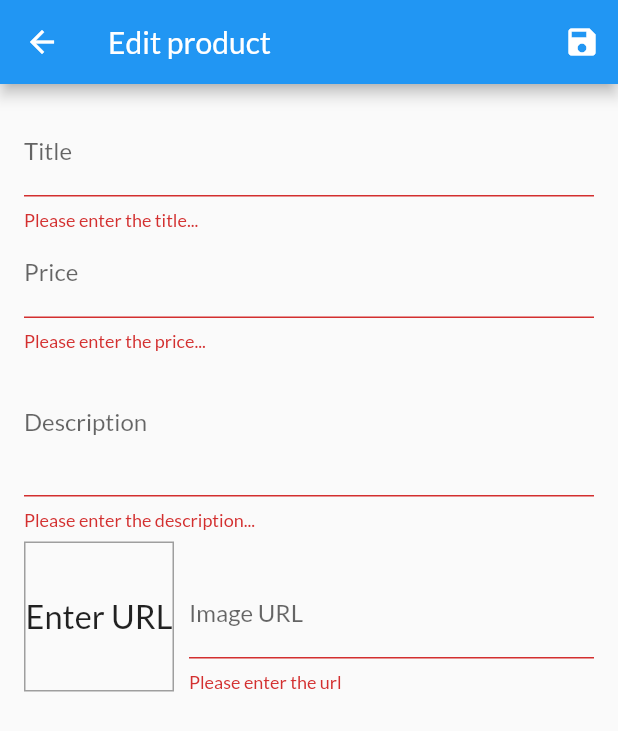
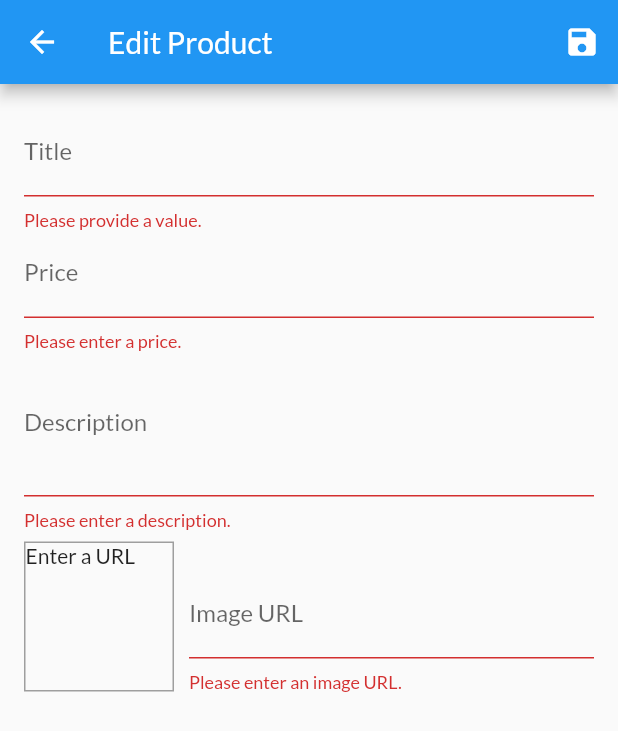
Before and after one commit to andyfisher37/demo_shop, a Flutter app: the EditProductScreen screen opened by its route, after a tap on the "save" icon, on a phone screen of 412 x 824 dp. Shown: the top 731 px of the screen. Run offline on Flutter 3.47's test engine with Material 2 defaults, Android fonts, the light colour scheme and no system bars; network calls fail.

Commit message:
adding working with firebase and catching errors

```diff
--- a/lib/providers/orders.dart
+++ b/lib/providers/orders.dart
@@ -15,7 +15,7 @@ class OrderItem {
 }
 
 class Orders with ChangeNotifier {
-  late List<OrderItem> _orders = [];
+  late final List<OrderItem> _orders = [];
 
   List<OrderItem> get orders {
     return [..._orders];
--- a/lib/screens/cart_screen.dart
+++ b/lib/screens/cart_screen.dart
@@ -2,8 +2,6 @@ import 'package:demo_shop/providers/cart.dart';
 import 'package:demo_shop/providers/orders.dart';
 import 'package:demo_shop/widgets/cart_item.dart' as ci;
 import 'package:flutter/material.dart';
-import 'package:flutter/src/widgets/container.dart';
-import 'package:flutter/src/widgets/framework.dart';
 import 'package:provider/provider.dart';
 
 class CartScreen extends StatelessWidget {
@@ -17,7 +15,7 @@ class CartScreen extends StatelessWidget {
 
     return Scaffold(
       appBar: AppBar(
-        title: Text('Cart'),
+        title: const Text('Cart'),
       ),
       body: Column(
         children: [
@@ -50,7 +48,7 @@ class CartScreen extends StatelessWidget {
               ),
             ),
           ),
-          SizedBox(width: 10),
+          const SizedBox(width: 10),
           Expanded(
             child: ListView.builder(
               itemBuilder: (ctx, i) => ci.CartItem(
--- a/lib/screens/edit_product_screen.dart
+++ b/lib/screens/edit_product_screen.dart
@@ -1,46 +1,54 @@
-import 'package:demo_shop/providers/product.dart';
-import 'package:demo_shop/providers/products.dart';
 import 'package:flutter/material.dart';
-import 'package:flutter/src/widgets/container.dart';
-import 'package:flutter/src/widgets/framework.dart';
 import 'package:provider/provider.dart';
 
+import '../providers/product.dart';
+import '../providers/products.dart';
+
 class EditProductScreen extends StatefulWidget {
+  static const routeName = '/edit-product';
+
   const EditProductScreen({super.key});
 
-  static const routeName = '/edit-product';
-
   @override
-  State<EditProductScreen> createState() => _EditProductScreenState();
+  _EditProductScreenState createState() => _EditProductScreenState();
 }
 
 class _EditProductScreenState extends State<EditProductScreen> {
   final _priceFocusNode = FocusNode();
   final _descriptionFocusNode = FocusNode();
+  final _imageUrlController = TextEditingController();
   final _imageUrlFocusNode = FocusNode();
-  final _imageUrlController = TextEditingController();
   final _form = GlobalKey<FormState>();
-  var _editedProduct =
-      Product(id: '', title: '', description: '', price: 0, imageUrl: '');
-  var _isInit = true;
+  var _editedProduct = Product(
+    id: '',
+    title: '',
+    price: 0,
+    description: '',
+    imageUrl: '',
+  );
   var _initValues = {
     'title': '',
     'description': '',
     'price': '',
     'imageUrl': '',
   };
+  var _isInit = true;
+  var _isLoading = false;
 
   @override
   void initState() {
-    _imageUrlController.addListener(_updateImageUrl);
+    _imageUrlFocusNode.addListener(_updateImageUrl);
     super.initState();
   }
 
   @override
   void didChangeDependencies() {
-    if (_isInit && ModalRoute.of(context)!.settings.arguments != null) {
-      final productId = ModalRoute.of(context)?.settings.arguments as String;
-
+    String productId = '';
+    if (_isInit) {
+      ModalRoute.of(context)?.settings.arguments == null
+          ? productId = ''
+          : productId = ModalRoute.of(context)?.settings.arguments as String;
+      if (productId != '') {
         _editedProduct =
             Provider.of<Products>(context, listen: false).findById(productId);
         _initValues = {
@@ -51,22 +59,32 @@ class _EditProductScreenState extends State<EditProductScreen> {
         };
         _imageUrlController.text = _editedProduct.imageUrl;
       }
+    }
     _isInit = false;
     super.didChangeDependencies();
   }
 
   @override
   void dispose() {
+    _imageUrlFocusNode.removeListener(_updateImageUrl);
     _priceFocusNode.dispose();
     _descriptionFocusNode.dispose();
     _imageUrlController.dispose();
-    _imageUrlFocusNode.removeListener(_updateImageUrl);
     _imageUrlFocusNode.dispose();
     super.dispose();
   }
 
   void _updateImageUrl() {
-    if (!_imageUrlFocusNode.hasFocus) setState(() {});
+    if (!_imageUrlFocusNode.hasFocus) {
+      if ((!_imageUrlController.text.startsWith('http') &&
+              !_imageUrlController.text.startsWith('https')) ||
+          (!_imageUrlController.text.endsWith('.png') &&
+              !_imageUrlController.text.endsWith('.jpg') &&
+              !_imageUrlController.text.endsWith('.jpeg'))) {
+        return;
+      }
+      setState(() {});
+    }
   }
 
   void _saveForm() {
@@ -75,52 +93,81 @@ class _EditProductScreenState extends State<EditProductScreen> {
       return;
     }
     _form.currentState!.save();
-    if (_editedProduct.id != null) {
+    setState(() {
+      _isLoading = true;
+    });
+    if (_editedProduct.id != '') {
       Provider.of<Products>(context, listen: false)
           .updateProduct(_editedProduct.id, _editedProduct);
+      setState(() {
+        _isLoading = false;
+      });
+      Navigator.of(context).pop();
     } else {
-      Provider.of<Products>(context, listen: false).addProduct(_editedProduct);
+      Provider.of<Products>(context, listen: false)
+          .addProduct(_editedProduct)
+          .catchError((error) {
+        return showDialog(
+            context: context,
+            builder: ((ctx) => AlertDialog(
+                  title: const Text('Error occured..'),
+                  content: const Text('Soomthig wrong...'),
+                  actions: [
+                    ElevatedButton(
+                        onPressed: () => Navigator.of(context).pop(),
+                        child: const Text('Ok'))
+                  ],
+                )));
+      }).then((_) {
+        setState(() {
+          _isLoading = false;
+        });
+        Navigator.of(context).pop();
+      });
     }
-    Navigator.of(context).pop();
   }
 
   @override
   Widget build(BuildContext context) {
     return Scaffold(
       appBar: AppBar(
-        title: const Text('Edit product'),
-        actions: [
+        title: const Text('Edit Product'),
+        actions: <Widget>[
           IconButton(
-              onPressed: () {
-                _saveForm();
-              },
-              icon: const Icon(Icons.save))
+            icon: const Icon(Icons.save),
+            onPressed: _saveForm,
+          ),
         ],
       ),
-      body: Padding(
+      body: _isLoading
+          ? const Center(child: CircularProgressIndicator())
+          : Padding(
               padding: const EdgeInsets.all(16.0),
               child: Form(
                 key: _form,
                 child: ListView(
-              children: [
+                  children: <Widget>[
                     TextFormField(
                       initialValue: _initValues['title'],
                       decoration: const InputDecoration(labelText: 'Title'),
                       textInputAction: TextInputAction.next,
-                  onFieldSubmitted: (_) =>
-                      FocusScope.of(context).requestFocus(_priceFocusNode),
+                      onFieldSubmitted: (_) {
+                        FocusScope.of(context).requestFocus(_priceFocusNode);
+                      },
+                      validator: (value) {
+                        if (value!.isEmpty) {
+                          return 'Please provide a value.';
+                        }
+                        return null;
+                      },
                       onSaved: (value) {
                         _editedProduct = Product(
+                            title: value as String,
+                            price: _editedProduct.price,
+                            description: _editedProduct.description,
+                            imageUrl: _editedProduct.imageUrl,
                             id: _editedProduct.id,
-                        title: value!,
-                        description: _editedProduct.description,
-                        price: _editedProduct.price,
-                        imageUrl: _editedProduct.imageUrl,
                             isFavorite: _editedProduct.isFavorite);
-                  },
-                  validator: (value) {
-                    if (value!.isEmpty) return 'Please enter the title...';
-                    return null;
                       },
                     ),
                     TextFormField(
@@ -129,66 +176,83 @@ class _EditProductScreenState extends State<EditProductScreen> {
                       textInputAction: TextInputAction.next,
                       keyboardType: TextInputType.number,
                       focusNode: _priceFocusNode,
-                    onFieldSubmitted: (_) => FocusScope.of(context)
-                        .requestFocus(_descriptionFocusNode),
+                      onFieldSubmitted: (_) {
+                        FocusScope.of(context)
+                            .requestFocus(_descriptionFocusNode);
+                      },
+                      validator: (value) {
+                        if (value!.isEmpty) {
+                          return 'Please enter a price.';
+                        }
+                        if (double.tryParse(value) == null) {
+                          return 'Please enter a valid number.';
+                        }
+                        if (double.parse(value) <= 0) {
+                          return 'Please enter a number greater than zero.';
+                        }
+                        return null;
+                      },
                       onSaved: (value) {
                         _editedProduct = Product(
+                            title: _editedProduct.title,
+                            price: double.parse(value as String),
+                            description: _editedProduct.description,
+                            imageUrl: _editedProduct.imageUrl,
                             id: _editedProduct.id,
-                          title: _editedProduct.title,
-                          description: _editedProduct.description,
-                          price: double.parse(value!),
-                          imageUrl: _editedProduct.imageUrl,
                             isFavorite: _editedProduct.isFavorite);
                       },
-                    validator: (value) {
-                      if (value!.isEmpty) return 'Please enter the price...';
-                      if (double.tryParse(value) == null) {
-                        return 'No a valid price...';
-                      }
-                      if (double.parse(value) <= 0) return 'Price ca`t be null';
-                      return null;
-                    }),
+                    ),
                     TextFormField(
                       initialValue: _initValues['description'],
-                  decoration: const InputDecoration(labelText: 'Description'),
+                      decoration:
+                          const InputDecoration(labelText: 'Description'),
                       maxLines: 3,
                       keyboardType: TextInputType.multiline,
                       focusNode: _descriptionFocusNode,
+                      validator: (value) {
+                        if (value!.isEmpty) {
+                          return 'Please enter a description.';
+                        }
+                        if (value.length < 10) {
+                          return 'Should be at least 10 characters long.';
+                        }
+                        return null;
+                      },
                       onSaved: (value) {
                         _editedProduct = Product(
+                          title: _editedProduct.title,
+                          price: _editedProduct.price,
+                          description: value as String,
+                          imageUrl: _editedProduct.imageUrl,
                           id: _editedProduct.id,
-                        title: _editedProduct.title,
-                        description: value!,
-                        price: _editedProduct.price,
-                        imageUrl: _editedProduct.imageUrl,
-                        isFavorite: _editedProduct.isFavorite);
-                  },
-                  validator: (value) {
-                    if (value!.isEmpty) {
-                      return 'Please enter the description...';
-                    }
-                    return null;
+                          isFavorite: _editedProduct.isFavorite,
+                        );
                       },
                     ),
                     Row(
                       crossAxisAlignment: CrossAxisAlignment.end,
-                  children: [
+                      children: <Widget>[
                         Container(
                           width: 100,
                           height: 100,
-                      margin: const EdgeInsets.only(top: 8, right: 10),
+                          margin: const EdgeInsets.only(
+                            top: 8,
+                            right: 10,
+                          ),
                           decoration: BoxDecoration(
-                        border: Border.all(width: 1, color: Colors.grey),
+                            border: Border.all(
+                              width: 1,
+                              color: Colors.grey,
+                            ),
                           ),
                           child: _imageUrlController.text.isEmpty
-                          ? const FittedBox(
-                              child: Text('Enter URL'),
-                            )
+                              ? const Text('Enter a URL')
                               : FittedBox(
                                   child: Image.network(
                                     _imageUrlController.text,
                                     fit: BoxFit.cover,
-                            )),
+                                  ),
+                                ),
                         ),
                         Expanded(
                           child: TextFormField(
@@ -198,30 +262,41 @@ class _EditProductScreenState extends State<EditProductScreen> {
                             textInputAction: TextInputAction.done,
                             controller: _imageUrlController,
                             focusNode: _imageUrlFocusNode,
-                        onFieldSubmitted: (_) => _saveForm(),
+                            onFieldSubmitted: (_) {
+                              _saveForm();
+                            },
+                            validator: (value) {
+                              if (value!.isEmpty) {
+                                return 'Please enter an image URL.';
+                              }
+                              if (!value.startsWith('http') &&
+                                  !value.startsWith('https')) {
+                                return 'Please enter a valid URL.';
+                              }
+                              if (!value.endsWith('.png') &&
+                                  !value.endsWith('.jpg') &&
+                                  !value.endsWith('.jpeg')) {
+                                return 'Please enter a valid image URL.';
+                              }
+                              return null;
+                            },
                             onSaved: (value) {
                               _editedProduct = Product(
+                                title: _editedProduct.title,
+                                price: _editedProduct.price,
+                                description: _editedProduct.description,
+                                imageUrl: value as String,
                                 id: _editedProduct.id,
-                              title: _editedProduct.title,
-                              description: _editedProduct.description,
-                              price: _editedProduct.price,
-                              imageUrl: value!,
-                              isFavorite: _editedProduct.isFavorite);
-                        },
-                        validator: (value) {
-                          if (value!.isEmpty) return 'Please enter the url';
-                          if (!value.startsWith('http') &&
-                              !value.startsWith('https')) {
-                            return 'Not a valid URL';
-                          }
-                          return null;
+                                isFavorite: _editedProduct.isFavorite,
+                              );
                             },
                           ),
                         ),
                       ],
-                )
+                    ),
                   ],
-            )),
+                ),
+              ),
             ),
     );
   }
--- a/lib/screens/orders_screen.dart
+++ b/lib/screens/orders_screen.dart
@@ -2,8 +2,6 @@ import 'package:demo_shop/providers/orders.dart' show Orders;
 import 'package:demo_shop/widgets/app_drawer.dart';
 import 'package:demo_shop/widgets/order_item.dart';
 import 'package:flutter/material.dart';
-import 'package:flutter/src/widgets/container.dart';
-import 'package:flutter/src/widgets/framework.dart';
 import 'package:provider/provider.dart';
 
 class OrdersScreen extends StatelessWidget {
@@ -16,9 +14,9 @@ class OrdersScreen extends StatelessWidget {
 
     return Scaffold(
       appBar: AppBar(
-        title: Text('Orders'),
+        title: const Text('Orders'),
       ),
-      drawer: AppDrawer(),
+      drawer: const AppDrawer(),
       body: ListView.builder(
         itemCount: orderData.orders.length,
         itemBuilder: ((ctx, i) => OrderItem(order: orderData.orders[i])),
--- a/lib/screens/products_overview_screen.dart
+++ b/lib/screens/products_overview_screen.dart
@@ -69,7 +69,7 @@ class _ProductsOverviewScreenState extends State<ProductsOverviewScreen> {
           ),
         ],
       ),
-      drawer: AppDrawer(),
+      drawer: const AppDrawer(),
       body: ProductsGrid(showFavoritesOnly),
     );
   }
--- a/lib/screens/user_products_screen.dart
+++ b/lib/screens/user_products_screen.dart
@@ -3,8 +3,6 @@ import 'package:demo_shop/screens/edit_product_screen.dart';
 import 'package:demo_shop/widgets/app_drawer.dart';
 import 'package:demo_shop/widgets/user_product_item.dart';
 import 'package:flutter/material.dart';
-import 'package:flutter/src/widgets/container.dart';
-import 'package:flutter/src/widgets/framework.dart';
 import 'package:provider/provider.dart';
 
 class UserProductsScreen extends StatelessWidget {
--- a/lib/widgets/app_drawer.dart
+++ b/lib/widgets/app_drawer.dart
@@ -1,8 +1,6 @@
 import 'package:demo_shop/screens/orders_screen.dart';
 import 'package:demo_shop/screens/user_products_screen.dart';
 import 'package:flutter/material.dart';
-import 'package:flutter/src/widgets/container.dart';
-import 'package:flutter/src/widgets/framework.dart';
 
 class AppDrawer extends StatelessWidget {
   const AppDrawer({super.key});
--- a/lib/widgets/cart_item.dart
+++ b/lib/widgets/cart_item.dart
@@ -1,7 +1,5 @@
 import 'package:demo_shop/providers/cart.dart';
 import 'package:flutter/material.dart';
-import 'package:flutter/src/widgets/container.dart';
-import 'package:flutter/src/widgets/framework.dart';
 import 'package:provider/provider.dart';
 
 class CartItem extends StatelessWidget {
@@ -46,13 +44,13 @@ class CartItem extends StatelessWidget {
       },
       background: Container(
         color: Colors.redAccent,
+        alignment: Alignment.centerRight,
+        padding: const EdgeInsets.only(right: 20),
         child: const Icon(
           Icons.delete,
           color: Colors.white,
           size: 35,
         ),
-        alignment: Alignment.centerRight,
-        padding: EdgeInsets.only(right: 20),
       ),
       child: Card(
         margin: const EdgeInsets.all(7),
--- a/lib/widgets/products_grid.dart
+++ b/lib/widgets/products_grid.dart
@@ -24,7 +24,7 @@ class ProductsGrid extends StatelessWidget {
       ),
       itemBuilder: ((ctx, i) => ChangeNotifierProvider.value(
             value: products[i],
-            child: ProductItem(),
+            child: const ProductItem(),
           )),
     );
   }
--- a/lib/widgets/user_product_item.dart
+++ b/lib/widgets/user_product_item.dart
@@ -1,8 +1,6 @@
 import 'package:demo_shop/providers/products.dart';
 import 'package:demo_shop/screens/edit_product_screen.dart';
 import 'package:flutter/material.dart';
-import 'package:flutter/src/widgets/container.dart';
-import 'package:flutter/src/widgets/framework.dart';
 import 'package:provider/provider.dart';
 
 class UserProductItem extends StatelessWidget {
--- a/pubspec.yaml
+++ b/pubspec.yaml
@@ -38,6 +38,7 @@ dependencies:
   cupertino_icons: ^1.0.2
   provider: ^6.0.5
   intl: ^0.18.0
+  http: ^0.13.5
 
 dev_dependencies:
   flutter_test:
```
Also changed, not shown: lib/providers/products.dart (+18 -15 lines), lib/screens/product_detail_screen.dart (+4 -4 lines), lib/widgets/order_item.dart (+3 -5 lines), pubspec.lock. Lines whose indentation alone changed are shown as unchanged.
